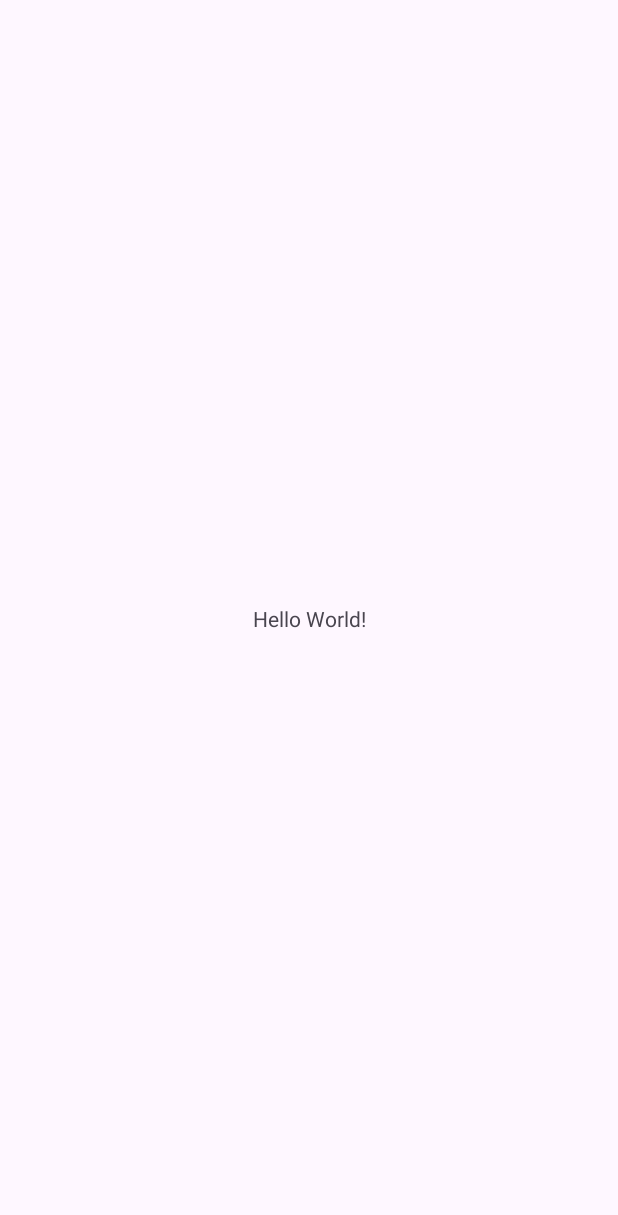
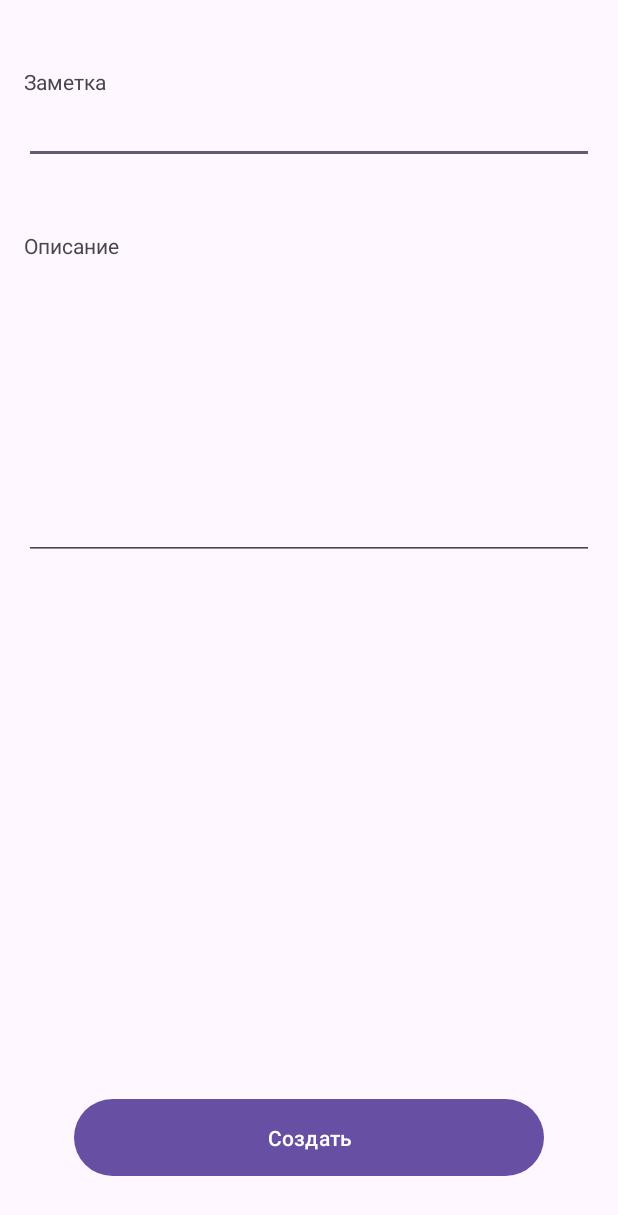
Before and after one commit to exgan/DataSeaApp, an Android app: the screen it shows after launch (CalendarActivity before the commit, CreateActivity after it), on a phone screen of 412 x 824 dp. Before the commit the part shown is almost empty. Shown: the top 1215 px of the screen. Run offline under Robolectric (Android 15) with nearby library versions, the phone set to English and light mode, and no system bars.

Commit message:
4 commit

```diff
--- a/app/build.gradle.kts
+++ b/app/build.gradle.kts
@@ -1,6 +1,7 @@
 plugins {
     id("com.android.application")
     id("org.jetbrains.kotlin.android")
+
 }
 
 android {
@@ -37,7 +38,7 @@ android {
 
 dependencies {
 
-    implementation("androidx.core:core-ktx:1.12.0")
+    implementation("androidx.core:core-ktx:1.13.0")
     implementation("androidx.appcompat:appcompat:1.6.1")
     implementation("com.google.android.material:material:1.11.0")
     implementation("androidx.constraintlayout:constraintlayout:2.1.4")
--- a/app/src/main/AndroidManifest.xml
+++ b/app/src/main/AndroidManifest.xml
@@ -13,7 +13,7 @@
         android:theme="@style/Theme.DataSeaApp"
         tools:targetApi="31">
         <activity
-            android:name=".сalendar.CalendarActivity"
+            android:name=".CreateActivity"
             android:exported="true">
             <intent-filter>
                 <action android:name="android.intent.action.MAIN" />
--- a/app/src/main/java/com/example/dataseaapp/сalendar/CalendarActivity.kt
+++ /dev/null
@@ -1,12 +0,0 @@
-package com.example.dataseaapp.сalendar
-
-import androidx.appcompat.app.AppCompatActivity
-import android.os.Bundle
-import com.example.dataseaapp.R
-
-class CalendarActivity : AppCompatActivity() {
-    override fun onCreate(savedInstanceState: Bundle?) {
-        super.onCreate(savedInstanceState)
-        setContentView(R.layout.activity_calendar)
-    }
-}
--- a/app/src/main/java/com/example/dataseaapp/сalendar/CalendarPresenter.kt
+++ /dev/null
@@ -1,5 +0,0 @@
-package com.example.dataseaapp.сalendar
-
-interface CalendarPresenter {
-
-}
--- a/app/src/main/java/com/example/dataseaapp/сhange/ChangePresenter.kt
+++ /dev/null
@@ -1,5 +0,0 @@
-package com.example.dataseaapp.сhange
-
-interface ChangePresenter {
-
-}
--- a/app/src/main/java/com/example/dataseaapp/сreate/CreatePresenter.kt
+++ /dev/null
@@ -1,5 +0,0 @@
-package com.example.dataseaapp.сreate
-
-interface CreatePresenter {
-
-}
--- a/app/src/main/res/layout/activity_calendar.xml
+++ /dev/null
@@ -1,18 +0,0 @@
-<?xml version="1.0" encoding="utf-8"?>
-<androidx.constraintlayout.widget.ConstraintLayout xmlns:android="http://schemas.android.com/apk/res/android"
-    xmlns:app="http://schemas.android.com/apk/res-auto"
-    xmlns:tools="http://schemas.android.com/tools"
-    android:layout_width="match_parent"
-    android:layout_height="match_parent"
-    tools:context=".сalendar.CalendarActivity">
-
-    <TextView
-        android:layout_width="wrap_content"
-        android:layout_height="wrap_content"
-        android:text="Hello World!"
-        app:layout_constraintBottom_toBottomOf="parent"
-        app:layout_constraintEnd_toEndOf="parent"
-        app:layout_constraintStart_toStartOf="parent"
-        app:layout_constraintTop_toTopOf="parent" />
-
-</androidx.constraintlayout.widget.ConstraintLayout>
--- a/app/src/main/res/layout/activity_create.xml
+++ b/app/src/main/res/layout/activity_create.xml
@@ -4,15 +4,71 @@
     xmlns:tools="http://schemas.android.com/tools"
     android:layout_width="match_parent"
     android:layout_height="match_parent"
-    tools:context=".сalendar.CalendarActivity">
+    tools:context=".CreateActivity">
 
     <TextView
-        android:layout_width="wrap_content"
+        android:id="@+id/tv"
+        android:layout_width="0dp"
+        android:layout_height="0dp"
+        android:layout_marginTop="16dp"
+        android:layout_marginBottom="16dp"
+        app:layout_constraintBottom_toTopOf="@+id/button"
+        app:layout_constraintEnd_toEndOf="@+id/edContent"
+        app:layout_constraintStart_toStartOf="@+id/edContent"
+        app:layout_constraintTop_toBottomOf="@+id/edContent" />
+
+    <EditText
+        android:id="@+id/edTitle"
+        android:layout_width="0dp"
         android:layout_height="wrap_content"
-        android:text="Hello World!"
-        app:layout_constraintBottom_toBottomOf="parent"
+        android:layout_marginStart="16dp"
+        android:layout_marginTop="64dp"
+        android:layout_marginEnd="16dp"
+        android:ems="10"
+        android:inputType="text"
         app:layout_constraintEnd_toEndOf="parent"
         app:layout_constraintStart_toStartOf="parent"
         app:layout_constraintTop_toTopOf="parent" />
 
+    <EditText
+        android:id="@+id/edContent"
+        android:layout_width="0dp"
+        android:layout_height="200dp"
+        android:layout_marginStart="16dp"
+        android:layout_marginTop="64dp"
+        android:layout_marginEnd="16dp"
+        android:ems="10"
+        android:gravity="top"
+        android:inputType="text|textMultiLine"
+        app:layout_constraintEnd_toEndOf="parent"
+        app:layout_constraintStart_toStartOf="parent"
+        app:layout_constraintTop_toBottomOf="@+id/edTitle" />
+
+    <TextView
+        android:id="@+id/textView2"
+        android:layout_width="100dp"
+        android:layout_height="wrap_content"
+        android:text="Заметка"
+        app:layout_constraintBottom_toTopOf="@+id/edTitle"
+        app:layout_constraintStart_toStartOf="@+id/edTitle" />
+
+    <TextView
+        android:id="@+id/textView3"
+        android:layout_width="100dp"
+        android:layout_height="wrap_content"
+        android:text="Описание"
+        app:layout_constraintBottom_toTopOf="@+id/edContent"
+        app:layout_constraintStart_toStartOf="@+id/edContent" />
+
+    <Button
+        android:id="@+id/button"
+        android:layout_width="313dp"
+        android:layout_height="59dp"
+        android:layout_marginBottom="36dp"
+        android:onClick="onClickSave"
+        android:text="Создать"
+        app:layout_constraintBottom_toBottomOf="parent"
+        app:layout_constraintEnd_toEndOf="@+id/edContent"
+        app:layout_constraintStart_toStartOf="@+id/edContent" />
+
 </androidx.constraintlayout.widget.ConstraintLayout>
```
Also changed, not shown: app/src/main/java/com/example/dataseaapp/сhange/ChangeActivity.kt (deleted, +0 -12 lines), app/src/main/java/com/example/dataseaapp/сreate/CreateActivity.kt (+26 -1 lines), app/src/main/java/com/example/dataseaapp/сreate/Model/Db.kt (added, +18 -0 lines), app/src/main/java/com/example/dataseaapp/сreate/Model/DbHelper.kt (added, +18 -0 lines), app/src/main/java/com/example/dataseaapp/сreate/Model/DbManager.kt (added, +46 -0 lines), app/src/main/res/layout/activity_change.xml (deleted, +0 -18 lines).
